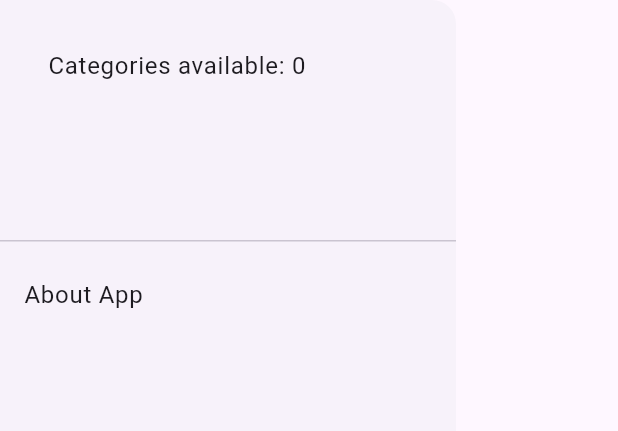
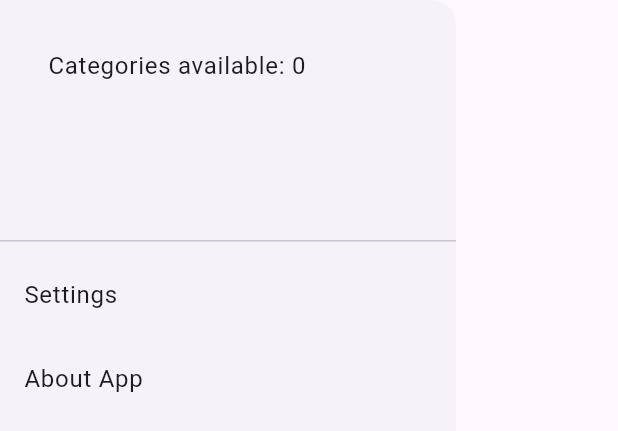
Before and after one commit to mattheroit/crackup, a Flutter app: the MainDrawer widget shown alone on an empty page, opened directly, on a phone screen of 412 x 824 dp. Shown: the top 431 px of the screen. Run offline on Flutter 3.47's test engine with Material 3 defaults, Android fonts, the phone set to English and light mode, and no system bars; our stand-ins replace material_symbols_icons; missing offline and left inert: crackuplib; statements that could not run were skipped.

Commit message:
feat: settings page

```diff
--- a/lib/components/drawer.dart
+++ b/lib/components/drawer.dart
@@ -1,3 +1,4 @@
+import 'package:crackup/pages/settings.dart';
 import 'package:flutter/material.dart';
 import 'package:crackuplib/crackuplib.dart';
 
@@ -23,6 +24,13 @@ class MainDrawer extends StatelessWidget {
           ListBody(
             children: [
               ListTile(
+                title: const Text("Settings"),
+                onTap: () => Navigator.push(
+                  context,
+                  MaterialPageRoute(builder: (context) => const SettingsPage()),
+                ),
+              ),
+              ListTile(
                 title: const Text("About App"),
                 onTap: () => showAboutDialog(
                   context: context,
```
Also changed, not shown: lib/pages/settings.dart (added, +12 -0 lines).
